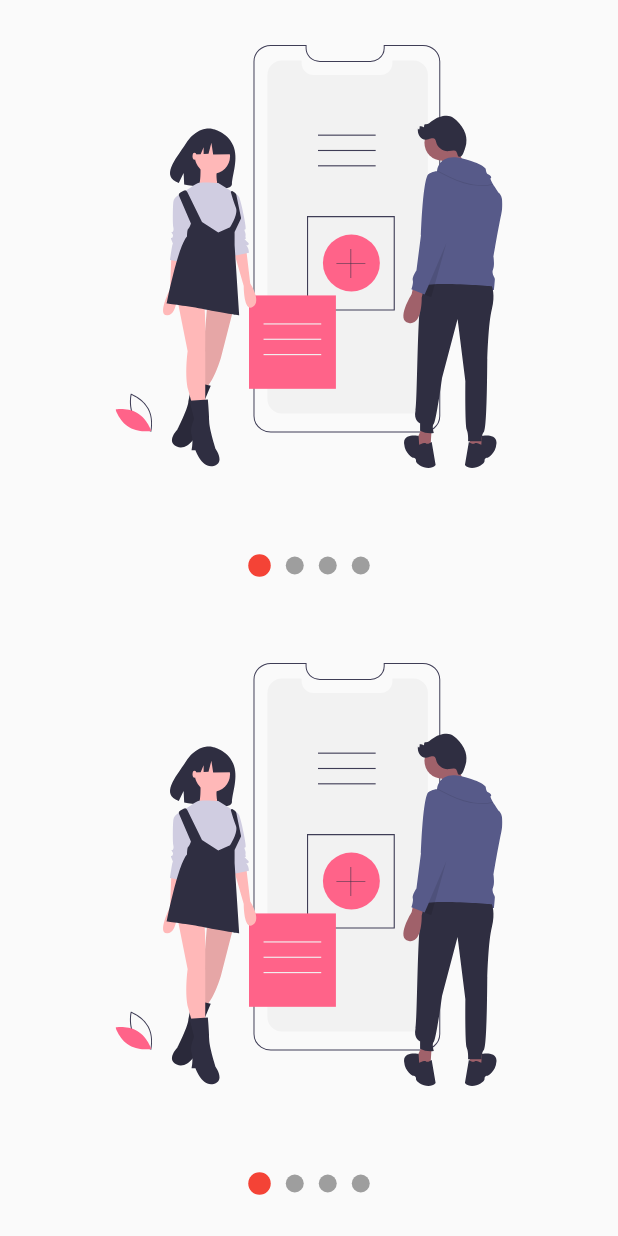
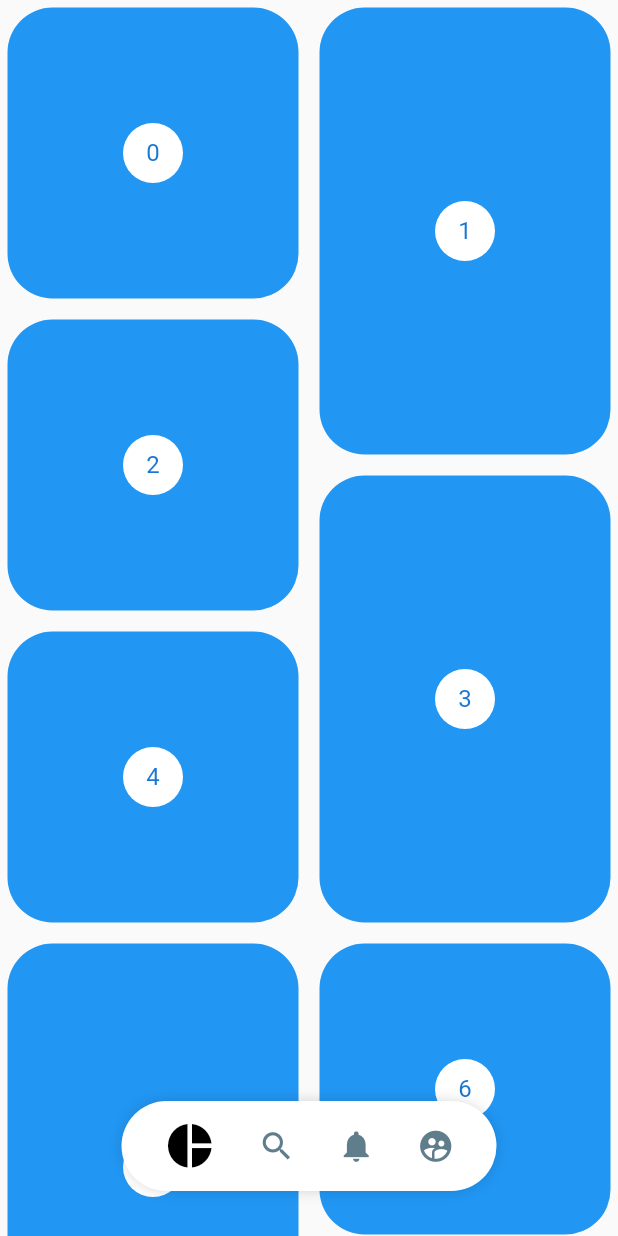
Before and after one commit to geceba/AnimacionesFlutter, a Flutter app: the screen it shows after launch, on a phone screen of 412 x 824 dp. Run offline on Flutter 3.47's test engine with Material 2 defaults, Android fonts, the phone set to English and light mode, and no system bars; our stand-ins replace flutter_svg.

Commit message:
Pinterest layout

```diff
--- a/lib/main.dart
+++ b/lib/main.dart
@@ -2,7 +2,8 @@
 //import 'package:animation/src/pages/Headers.dart';
 //import 'package:animation/src/challenge/cuadrado_animado_page.dart';
 //import 'package:animation/src/pages/GraficasCirculares.dart';
-import 'package:animation/src/pages/SlideShow.dart';
+//import 'package:animation/src/pages/SlideShow.dart';
+import 'package:animation/src/pages/Pinterest.dart';
 import 'package:flutter/material.dart';
 
 void main() => runApp(MyApp());
@@ -13,7 +14,7 @@ class MyApp extends StatelessWidget {
     return MaterialApp(
       title: 'Diseños',
       debugShowCheckedModeBanner: false,
-      home: SlideShowPage(),
+      home: PinterestPage(),
     );
   }
 }
--- /dev/null
+++ b/lib/src/pages/Pinterest.dart
@@ -0,0 +1,143 @@
+import 'package:flutter/material.dart';
+import 'package:provider/provider.dart';
+import 'package:animation/src/widgets/pinterest_menu.dart';
+import 'package:flutter_staggered_grid_view/flutter_staggered_grid_view.dart';
+
+class PinterestPage extends StatelessWidget {
+  @override
+  Widget build(BuildContext context) {
+    return ChangeNotifierProvider(
+      create: (_) => new _MenuModel(),
+      child: Scaffold(
+        body: Stack(
+          children: <Widget>[
+            PinterestGrid(),
+            _PinterestMenuLocation(),
+          ],
+        ),
+        //body: PinterestMenu(),
+      ),
+    );
+  }
+}
+
+class _PinterestMenuLocation extends StatelessWidget {
+  @override
+  Widget build(BuildContext context) {
+    final width = MediaQuery.of(context).size.width;
+    final show = Provider.of<_MenuModel>(context).show;
+
+    return Positioned(
+        bottom: 30,
+        child: Container(
+          width: width,
+          child: Align(
+            child: PinterestMenu(
+              show: show,
+              items: [
+                PinterestButton(
+                    icon: Icons.pie_chart,
+                    onPressed: () {
+                      print('Icon');
+                    }),
+                PinterestButton(
+                    icon: Icons.search,
+                    onPressed: () {
+                      print('Icon 2');
+                    }),
+                PinterestButton(
+                    icon: Icons.notifications,
+                    onPressed: () {
+                      print('Icon 3');
+                    }),
+                PinterestButton(
+                    icon: Icons.supervised_user_circle,
+                    onPressed: () {
+                      print('Icon 4');
+                    }),
+              ],
+              //backgroundColor: Colors.red,
+            ),
+          ),
+        ));
+  }
+}
+
+class PinterestGrid extends StatefulWidget {
+  @override
+  _PinterestGridState createState() => _PinterestGridState();
+}
+
+class _PinterestGridState extends State<PinterestGrid> {
+  final List<int> items = List.generate(200, (i) => i);
+  ScrollController controller = new ScrollController();
+  double lastScroll = 0;
+
+  @override
+  void initState() {
+    // TODO: implement initState
+    super.initState();
+    controller.addListener(() {
+      if (controller.offset > lastScroll && controller.offset > 150) {
+        Provider.of<_MenuModel>(context, listen: false).show = false;
+      } else {
+        Provider.of<_MenuModel>(context, listen: false).show = true;
+      }
+
+      lastScroll = controller.offset;
+    });
+  }
+
+  @override
+  void dispose() {
+    // TODO: implement dispose
+    controller.dispose();
+    super.dispose();
+  }
+
+  @override
+  Widget build(BuildContext context) {
+    return new StaggeredGridView.countBuilder(
+      controller: controller,
+      crossAxisCount: 4,
+      itemCount: items.length,
+      itemBuilder: (BuildContext context, int index) => _PinterestItem(index),
+      staggeredTileBuilder: (int index) =>
+          new StaggeredTile.count(2, index.isEven ? 2 : 3),
+      mainAxisSpacing: 4.0,
+      crossAxisSpacing: 4.0,
+    );
+  }
+}
+
+class _PinterestItem extends StatelessWidget {
+  final int index;
+
+  _PinterestItem(this.index);
+
+  @override
+  Widget build(BuildContext context) {
+    return new Container(
+        margin: EdgeInsets.all(5),
+        decoration: BoxDecoration(
+            color: Colors.blue,
+            borderRadius: BorderRadius.all(Radius.circular(30))),
+        child: new Center(
+          child: new CircleAvatar(
+            backgroundColor: Colors.white,
+            child: new Text('$index'),
+          ),
+        ));
+  }
+}
+
+class _MenuModel with ChangeNotifier {
+  bool _show = true;
+
+  bool get show => this._show;
+
+  set show(bool show) {
+    this._show = show;
+    notifyListeners();
+  }
+}
--- /dev/null
+++ b/lib/src/widgets/pinterest_menu.dart
@@ -0,0 +1,162 @@
+import 'package:flutter/material.dart';
+import 'package:provider/provider.dart';
+
+class PinterestButton {
+  final Function onPressed;
+  final IconData icon;
+
+  PinterestButton({@required this.onPressed, @required this.icon});
+}
+
+class PinterestMenu extends StatelessWidget {
+  final bool show;
+
+  final Color backgroundColor;
+  final Color activeColor;
+  final Color inactiveColor;
+
+  final List<PinterestButton> items ;
+
+  PinterestMenu(
+      {this.show = true,
+      this.backgroundColor = Colors.white,
+      this.activeColor = Colors.black,
+      this.inactiveColor = Colors.blueGrey,
+      @required this.items
+      });
+
+  /*final List<PinterestButton> items = [
+    PinterestButton(
+        icon: Icons.pie_chart,
+        onPressed: () {
+          print('Icon');
+        }),
+    PinterestButton(
+        icon: Icons.search,
+        onPressed: () {
+          print('Icon 2');
+        }),
+    PinterestButton(
+        icon: Icons.notifications,
+        onPressed: () {
+          print('Icon 3');
+        }),
+    PinterestButton(
+        icon: Icons.supervised_user_circle,
+        onPressed: () {
+          print('Icon 4');
+        }),
+  ];
+ */
+  @override
+  Widget build(BuildContext context) {
+    return ChangeNotifierProvider(
+      create: (_) => new _MenuModel(),
+      child: AnimatedOpacity(
+        duration: Duration(milliseconds: 250),
+        opacity: (show) ? 1 : 0,
+        child: Builder(
+          builder: (BuildContext context) {
+            Provider.of<_MenuModel>(context).backgroundColor =
+                this.backgroundColor;
+            Provider.of<_MenuModel>(context).activeColor = this.activeColor;
+            Provider.of<_MenuModel>(context).inactiveColor = this.inactiveColor;
+            return _PinterestMenuBackground(
+              child: _MenuItems(items),
+            );
+          },
+        ),
+      ),
+    );
+  }
+}
+
+class _PinterestMenuBackground extends StatelessWidget {
+  final Widget child;
+  _PinterestMenuBackground({@required this.child});
+
+  @override
+  Widget build(BuildContext context) {
+    Color backgroundColor = Provider.of<_MenuModel>(context).backgroundColor;
+
+    return Container(
+      child: child,
+      width: 250,
+      height: 60,
+      decoration: BoxDecoration(
+          color: backgroundColor,
+          borderRadius: BorderRadius.all(Radius.circular(100)),
+          boxShadow: <BoxShadow>[
+            BoxShadow(color: Colors.black38, blurRadius: 10, spreadRadius: -5)
+          ]),
+    );
+  }
+}
+
+class _MenuItems extends StatelessWidget {
+  final List<PinterestButton> menuItems;
+
+  _MenuItems(this.menuItems);
+
+  @override
+  Widget build(BuildContext context) {
+    return Row(
+      mainAxisAlignment: MainAxisAlignment.spaceEvenly,
+      children: List.generate(
+          menuItems.length, (i) => _PinterestMenuButtom(i, menuItems[i])),
+    );
+  }
+}
+
+class _PinterestMenuButtom extends StatelessWidget {
+  final int index;
+  final PinterestButton item;
+
+  _PinterestMenuButtom(this.index, this.item);
+
+  @override
+  Widget build(BuildContext context) {
+    final itemSelected = Provider.of<_MenuModel>(context).itemSelected;
+    final menuModel = Provider.of<_MenuModel>(context);
+
+    double tam;
+    Color color;
+
+    if (itemSelected == index) {
+      tam = 35;
+      color = menuModel.activeColor;
+    } else {
+      tam = 25;
+      color = menuModel.inactiveColor;
+    }
+
+    return GestureDetector(
+      onTap: () {
+        Provider.of<_MenuModel>(context, listen: false).itemSelected = index;
+        item.onPressed();
+      },
+      behavior: HitTestBehavior.translucent,
+      child: Container(
+        child: Icon(
+          item.icon,
+          size: tam,
+          color: color,
+        ),
+      ),
+    );
+  }
+}
+
+class _MenuModel with ChangeNotifier {
+  int _itemSelected = 0;
+  Color backgroundColor = Colors.white;
+  Color activeColor = Colors.black;
+  Color inactiveColor = Colors.blueGrey;
+
+  int get itemSelected => this._itemSelected;
+
+  set itemSelected(int index) {
+    this._itemSelected = index;
+    notifyListeners();
+  }
+}
--- a/pubspec.yaml
+++ b/pubspec.yaml
@@ -25,6 +25,7 @@ dependencies:
   cupertino_icons: ^0.1.2
   flutter_svg: ^0.17.4
   provider: ^4.0.5
+  flutter_staggered_grid_view: ^0.3.0
 
 dev_dependencies:
   flutter_test:
```
